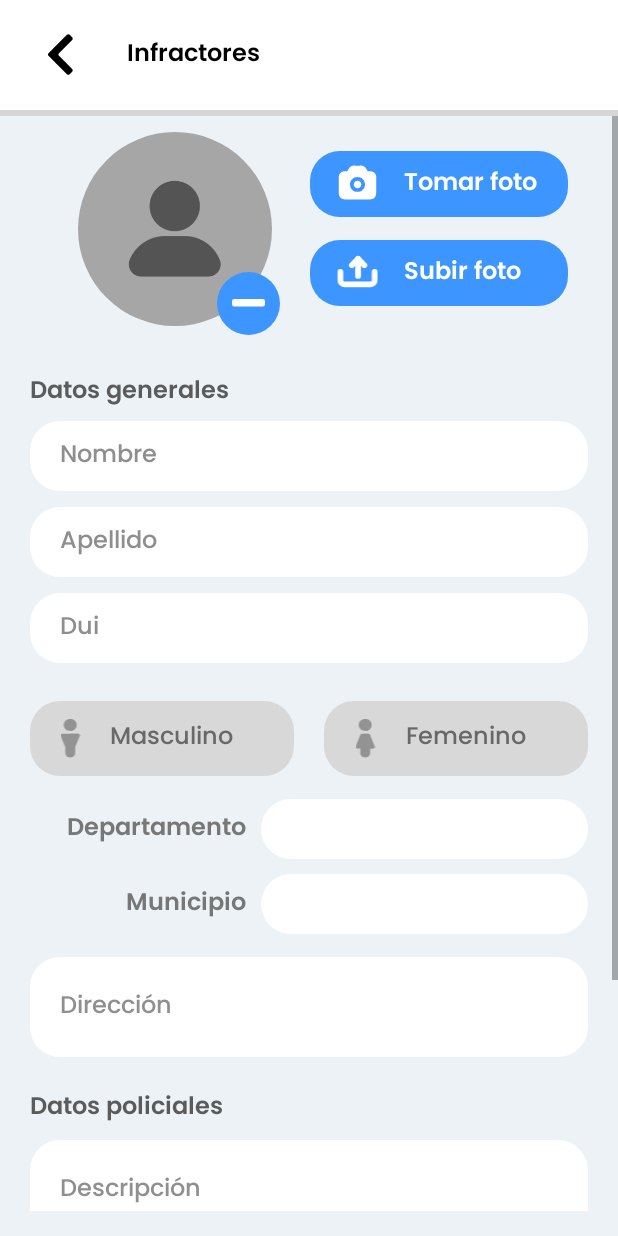
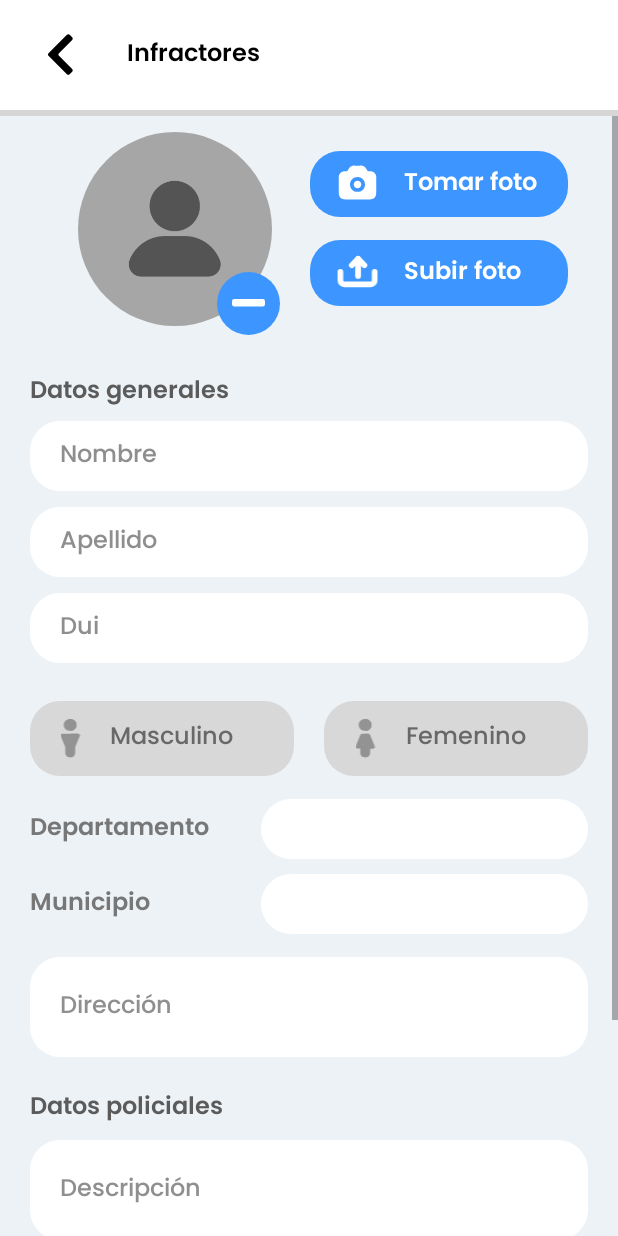
Before and after one commit to StannDubon/Esespi, an Android app: the layout activity_infractores_agregar.xml on its own in the app's theme, with its tools: preview values and no code run, on a phone screen of 412 x 824 dp. Run offline under Robolectric (Android 15) with nearby library versions, the phone set to English and light mode, and no system bars; grey boxes are pictures that could not be loaded.

Commit message:
infractores agregar design fixed

```diff
--- a/app/src/main/res/layout/activity_infractores_agregar.xml
+++ b/app/src/main/res/layout/activity_infractores_agregar.xml
@@ -1,11 +1,12 @@
 <?xml version="1.0" encoding="utf-8"?>
-<androidx.constraintlayout.widget.ConstraintLayout xmlns:android="http://schemas.android.com/apk/res/android"
+<LinearLayout xmlns:android="http://schemas.android.com/apk/res/android"
     xmlns:app="http://schemas.android.com/apk/res-auto"
     xmlns:tools="http://schemas.android.com/tools"
     android:layout_width="match_parent"
     android:layout_height="match_parent"
     android:background="#EDF2F6"
-    tools:context=".Infractores_agregar">
+    tools:context=".Infractores_agregar"
+    android:orientation="vertical">
 
     <LinearLayout
         android:id="@+id/linearLayout2"
@@ -50,7 +51,7 @@
 
     <ScrollView
         android:layout_width="match_parent"
-        android:layout_height="730dp"
+        android:layout_height="match_parent"
         app:layout_constraintEnd_toEndOf="parent"
         app:layout_constraintHorizontal_bias="1.0"
         app:layout_constraintStart_toStartOf="parent"
@@ -205,8 +206,8 @@
                     android:ems="10"
                     android:fontFamily="@font/poppins_medium"
                     android:hint="Nombre"
+                    android:inputType="textPersonName"
                     android:maxLength="50"
-                    android:inputType="textPersonName"
                     android:paddingHorizontal="20dp"
                     android:paddingVertical="10dp"
                     android:textColor="#000000"
@@ -222,8 +223,8 @@
                     android:ems="10"
                     android:fontFamily="@font/poppins_medium"
                     android:hint="Apellido"
+                    android:inputType="textPersonName"
                     android:maxLength="50"
-                    android:inputType="textPersonName"
                     android:paddingHorizontal="20dp"
                     android:paddingVertical="10dp"
                     android:textColor="#000000"
@@ -239,13 +240,13 @@
                     android:ems="10"
                     android:fontFamily="@font/poppins_medium"
                     android:hint="Dui"
+                    android:inputType="number"
                     android:maxLength="9"
-                    android:inputType="number"
                     android:paddingHorizontal="20dp"
+                    android:paddingVertical="10dp"
                     android:textColor="#000000"
                     android:textColorHint="#8E8E8E"
-                    android:textSize="16sp"
-                    android:paddingVertical="10dp" />
+                    android:textSize="16sp" />
             </LinearLayout>
 
             <LinearLayout
@@ -335,7 +336,6 @@
                         android:fontFamily="@font/poppins_semibold"
                         android:gravity="center_vertical"
                         android:text="Departamento"
-                        android:textAlignment="textEnd"
                         android:textColor="#777777"
                         android:textSize="16sp" />
 
@@ -362,7 +362,6 @@
                         android:fontFamily="@font/poppins_semibold"
                         android:gravity="center_vertical"
                         android:text="Municipio"
-                        android:textAlignment="textEnd"
                         android:textColor="#777777"
                         android:textSize="16sp" />
 
@@ -392,8 +391,8 @@
                     android:ems="10"
                     android:fontFamily="@font/poppins_medium"
                     android:hint="Dirección"
+                    android:inputType="textMultiLine"
                     android:maxLength="50"
-                    android:inputType="textMultiLine"
                     android:paddingHorizontal="20dp"
                     android:paddingVertical="20dp"
                     android:singleLine="false"
@@ -428,8 +427,8 @@
                     android:ems="10"
                     android:fontFamily="@font/poppins_medium"
                     android:hint="Descripción"
+                    android:inputType="textMultiLine"
                     android:maxLength="50"
-                    android:inputType="textMultiLine"
                     android:paddingHorizontal="20dp"
                     android:paddingVertical="20dp"
                     android:singleLine="false"
@@ -546,4 +545,4 @@
         </LinearLayout>
     </ScrollView>
 
-</androidx.constraintlayout.widget.ConstraintLayout>
+</LinearLayout>
```
